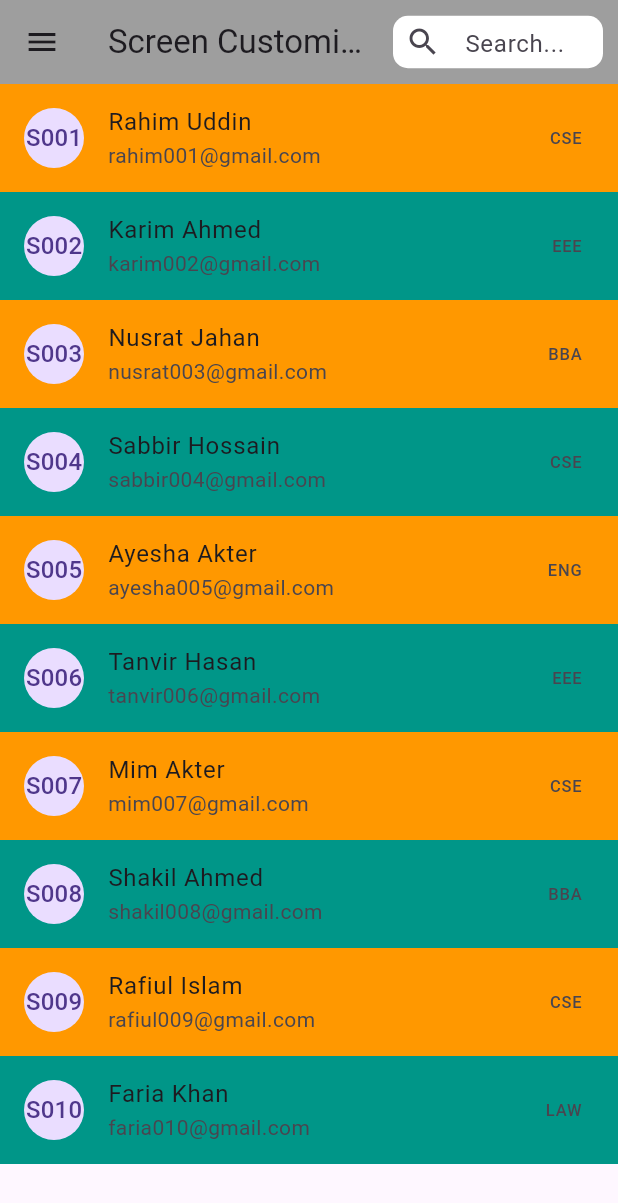
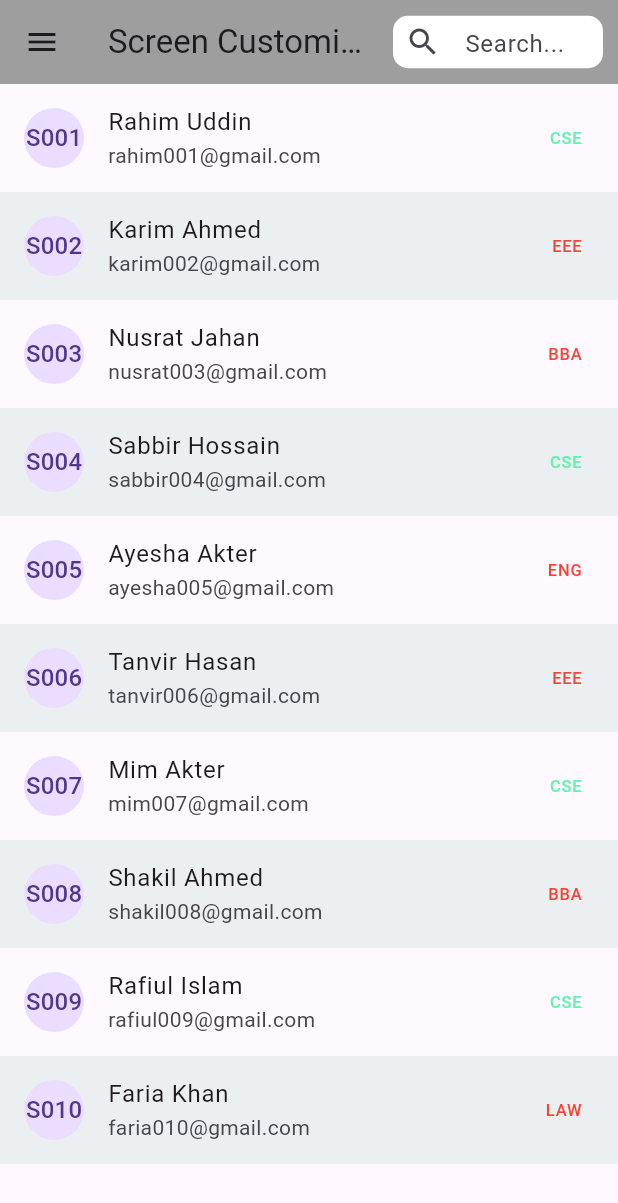
Before and after one commit to taposroy306919-collab/Screen-2.0, a Flutter app: the screen it shows after launch, on a phone screen of 412 x 824 dp. Shown: the top 1203 px of the screen. Run offline on Flutter 3.47's test engine with Material 3 defaults, Android fonts, the light colour scheme and no system bars.

Commit message:
Screen 3.0

```diff
--- a/lib/my_screen.dart
+++ b/lib/my_screen.dart
@@ -43,13 +43,18 @@ class _MyScreenState extends State<MyScreen> {
         itemCount: students.length,
           itemBuilder: (context, index) {
             return ListTile(
-              tileColor: index%2 == 0  ? Colors.orange : Colors.teal,
+              tileColor: index%2 == 0  ? Colors.white24 : Colors.blueGrey.shade50,
               leading: CircleAvatar(
                 child: Text("${students[index]["id"]}"),
               ),
               title: Text("${students[index]["name"]}"),
               subtitle: Text("${students[index]["email"]}"),
-              trailing: Text("${students[index]["dept"]}"),
+              trailing: Text(
+                "${students[index]["dept"]}",
+                style: TextStyle(
+                    color: students[index]['dept']=="CSE" ? Colors.greenAccent : Colors.red
+                ),
+              ),
             );
           },
       ),
```
